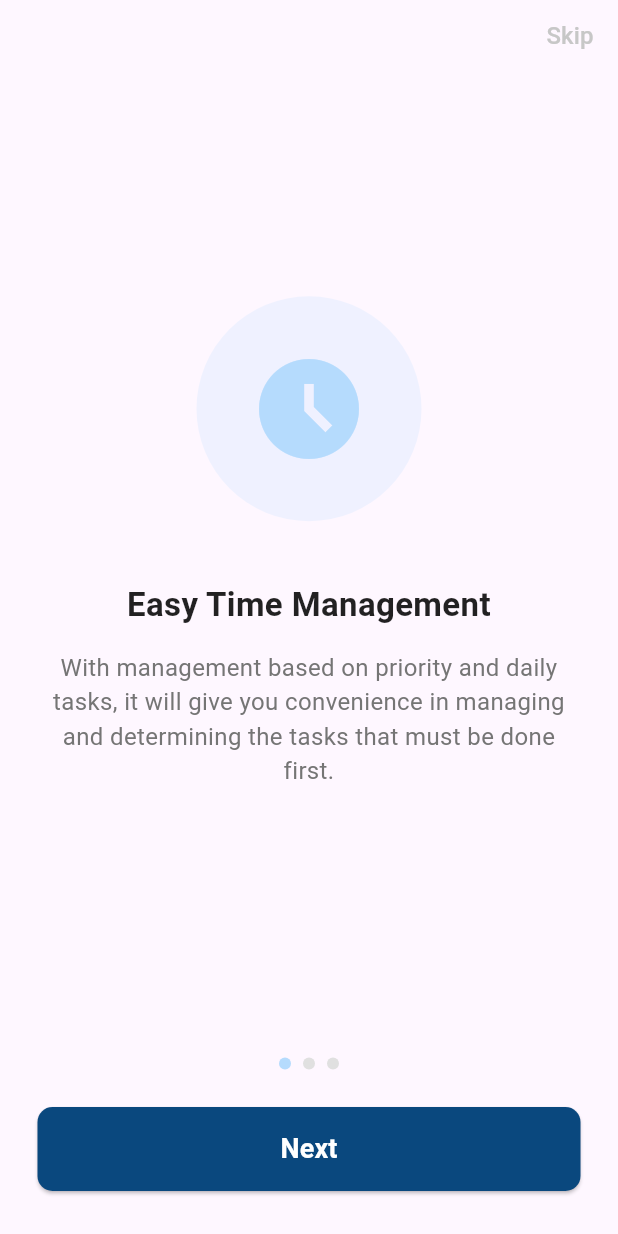
After one commit to paiisenn/mobile_homework, a Flutter app: the OnboardingScreen screen opened directly, on a phone screen of 412 x 824 dp. The commit adds this screen. Run offline on Flutter 3.47's test engine with Material 3 defaults, Android fonts, the phone set to English and light mode, and no system bars; accounts and stored records are empty.

Commit message:
update homework week 5

```diff
--- /dev/null
+++ b/lib/weeks/week5/exercise1/model.dart
@@ -0,0 +1,34 @@
+import 'package:flutter/material.dart';
+
+class OnboardingContent {
+  final String title;
+  final String description;
+  final IconData icon;
+
+  OnboardingContent({
+    required this.title,
+    required this.description,
+    required this.icon,
+  });
+}
+
+List<OnboardingContent> onboardingPages = [
+  OnboardingContent(
+    title: "Easy Time Management",
+    description:
+        "With management based on priority and daily tasks, it will give you convenience in managing and determining the tasks that must be done first.",
+    icon: Icons.access_time_filled,
+  ),
+  OnboardingContent(
+    title: "Increase Work Effectiveness",
+    description:
+        "Time management and the determination of more important tasks will give your job statistics better and always improve.",
+    icon: Icons.trending_up,
+  ),
+  OnboardingContent(
+    title: "Reminder Notification",
+    description:
+        "The advantage of this application is that it also provides reminders for you so you don't forget to keep doing your assignments well and according to the time you have set.",
+    icon: Icons.notifications_active,
+  ),
+];
--- /dev/null
+++ b/lib/weeks/week5/exercise1/onboarding_page.dart
@@ -0,0 +1,59 @@
+import 'package:flutter/material.dart';
+
+class OnboardingPage extends StatelessWidget {
+  final String title;
+  final String description;
+  final IconData icon;
+  final Color iconColor; // Thêm tham số màu
+
+  const OnboardingPage({
+    super.key,
+    required this.title,
+    required this.description,
+    required this.icon,
+    this.iconColor = Colors.blue, // Gán giá trị mặc định là Colors.blue
+  });
+
+  @override
+  Widget build(BuildContext context) {
+    return Padding(
+      padding: const EdgeInsets.all(24.0),
+      child: Column(
+        mainAxisAlignment: MainAxisAlignment.center,
+        children: [
+          // 🖼️ Hình ảnh/Icon minh họa
+          // Sử dụng một Container tròn có nền màu và Icon bên trong
+          Container(
+            width: 150,
+            height: 150,
+            decoration: BoxDecoration(
+              shape: BoxShape.circle,
+              color: iconColor.withOpacity(0.2), // Màu nền nhạt hơn
+            ),
+            child: Icon(icon, size: 80, color: iconColor), // Icon màu đậm hơn
+          ),
+          const SizedBox(height: 40),
+
+          // 📝 Tiêu đề
+          Text(
+            title,
+            textAlign: TextAlign.center,
+            style: const TextStyle(
+              fontSize: 22,
+              fontWeight: FontWeight.bold,
+              color: Colors.black87,
+            ),
+          ),
+          const SizedBox(height: 15),
+
+          // 📝 Mô tả
+          Text(
+            description,
+            textAlign: TextAlign.center,
+            style: TextStyle(fontSize: 16, color: Colors.grey[600]),
+          ),
+        ],
+      ),
+    );
+  }
+}
--- /dev/null
+++ b/lib/weeks/week5/exercise1/week5_exercise1.dart
@@ -0,0 +1,193 @@
+import 'package:flutter/material.dart';
+import './model.dart';
+import 'onboarding_page.dart';
+
+class MainScreen extends StatelessWidget {
+  const MainScreen({super.key});
+  @override
+  Widget build(BuildContext context) {
+    return Scaffold(appBar: AppBar(title: const Text('Ứng dụng Chính')));
+  }
+}
+
+class OnboardingScreen extends StatefulWidget {
+  const OnboardingScreen({super.key});
+
+  @override
+  State<OnboardingScreen> createState() => _OnboardingScreenState();
+}
+
+class _OnboardingScreenState extends State<OnboardingScreen> {
+  final PageController _pageController = PageController();
+  int _currentPage = 0;
+
+  // Màu xanh nhạt theo hình ảnh
+  static const Color primaryLightBlue = Color(0xFFB5DBFD);
+
+  @override
+  void dispose() {
+    _pageController.dispose();
+    super.dispose();
+  }
+
+  // Hàm chuyển đến trang tiếp theo
+  void _nextPage() {
+    if (_currentPage < onboardingPages.length - 1) {
+      _pageController.nextPage(
+        duration: const Duration(milliseconds: 300),
+        curve: Curves.easeIn,
+      );
+    } else {
+      Navigator.of(context).pushReplacement(
+        MaterialPageRoute(builder: (context) => const MainScreen()),
+      );
+    }
+  }
+
+  // Hàm quay lại trang trước
+  void _previousPage() {
+    if (_currentPage > 0) {
+      _pageController.previousPage(
+        duration: const Duration(milliseconds: 300),
+        curve: Curves.easeIn,
+      );
+    }
+  }
+
+  @override
+  Widget build(BuildContext context) {
+    // Scaffold chính
+    return Scaffold(
+      body: SafeArea(
+        child: Column(
+          children: [
+            Align(
+              alignment: Alignment.topRight,
+              child: TextButton(
+                onPressed: () {
+                  Navigator.of(context).pushReplacement(
+                    MaterialPageRoute(builder: (context) => const MainScreen()),
+                  );
+                },
+                child: const Text(
+                  'Skip',
+                  style: TextStyle(
+                    color: Color(0xFFC7C7C7), // Màu nhạt hơn
+                    fontSize: 16,
+                  ),
+                ),
+              ),
+            ),
+
+            // 2. PageView (Chứa nội dung cuộn ngang)
+            Expanded(
+              child: PageView.builder(
+                controller: _pageController,
+                itemCount: onboardingPages.length,
+                onPageChanged: (int page) {
+                  setState(() {
+                    _currentPage = page;
+                  });
+                },
+                itemBuilder: (context, index) {
+                  final page = onboardingPages[index];
+                  return OnboardingPage(
+                    title: page.title,
+                    description: page.description,
+                    icon: page.icon,
+                    iconColor: primaryLightBlue,
+                  );
+                },
+              ),
+            ),
+
+            Padding(
+              padding: const EdgeInsets.symmetric(
+                horizontal: 25.0,
+                vertical: 30.0,
+              ),
+              child: Column(
+                children: [
+                  Row(
+                    mainAxisAlignment: MainAxisAlignment.center,
+                    children: List.generate(
+                      onboardingPages.length,
+                      (index) => Container(
+                        margin: const EdgeInsets.symmetric(horizontal: 4.0),
+                        width: 8.0,
+                        height: 8.0,
+                        decoration: BoxDecoration(
+                          color: _currentPage == index
+                              ? primaryLightBlue
+                              : Colors.grey[300],
+                          borderRadius: BorderRadius.circular(4.0),
+                        ),
+                      ),
+                    ),
+                  ),
+                  const SizedBox(height: 25),
+
+                  Row(
+                    children: [
+                      if (_currentPage > 0)
+                        ElevatedButton(
+                          onPressed: _previousPage,
+                          style: ElevatedButton.styleFrom(
+                            backgroundColor: Colors.white,
+                            side: const BorderSide(
+                              color: primaryLightBlue,
+                            ), // Màu viền
+                            shape: RoundedRectangleBorder(
+                              borderRadius: BorderRadius.circular(10),
+                            ),
+                            padding: const EdgeInsets.symmetric(
+                              horizontal: 20,
+                              vertical: 15,
+                            ),
+                          ),
+                          child: const Icon(
+                            Icons.arrow_back,
+                            color: Color.fromARGB(255, 7, 74, 132), // Màu icon
+                          ),
+                        ),
+
+                      if (_currentPage > 0) const SizedBox(width: 15),
+
+                      Expanded(
+                        child: ElevatedButton(
+                          onPressed: _nextPage,
+                          style: ElevatedButton.styleFrom(
+                            backgroundColor: const Color.fromARGB(
+                              255,
+                              10,
+                              72,
+                              126,
+                            ), // Màu nền
+                            foregroundColor: Colors.white,
+                            shape: RoundedRectangleBorder(
+                              borderRadius: BorderRadius.circular(10),
+                            ),
+                            padding: const EdgeInsets.symmetric(vertical: 15),
+                          ),
+                          child: Text(
+                            _currentPage == onboardingPages.length - 1
+                                ? 'Get Started' // Trang cuối cùng
+                                : 'Next', // Các trang giữa
+                            style: const TextStyle(
+                              fontSize: 18,
+                              fontWeight: FontWeight.bold,
+                            ),
+                          ),
+                        ),
+                      ),
+                    ],
+                  ),
+                ],
+              ),
+            ),
+          ],
+        ),
+      ),
+    );
+  }
+}
```
Also changed, not shown: lib/screens/home_screen.dart (+10 -0 lines), lib/weeks/week5/exercise2/app_header.dart (added, +41 -0 lines), lib/weeks/week5/exercise2/confirm_screen.dart (added, +70 -0 lines), lib/weeks/week5/exercise2/reset_password_screen.dart (added, +101 -0 lines), lib/weeks/week5/exercise2/verification_screen.dart (added, +82 -0 lines), lib/weeks/week5/exercise2/week5_exercise2.dart (added, +88 -0 lines), lib/weeks/week5/week5_menu.dart (added, +38 -0 lines).
